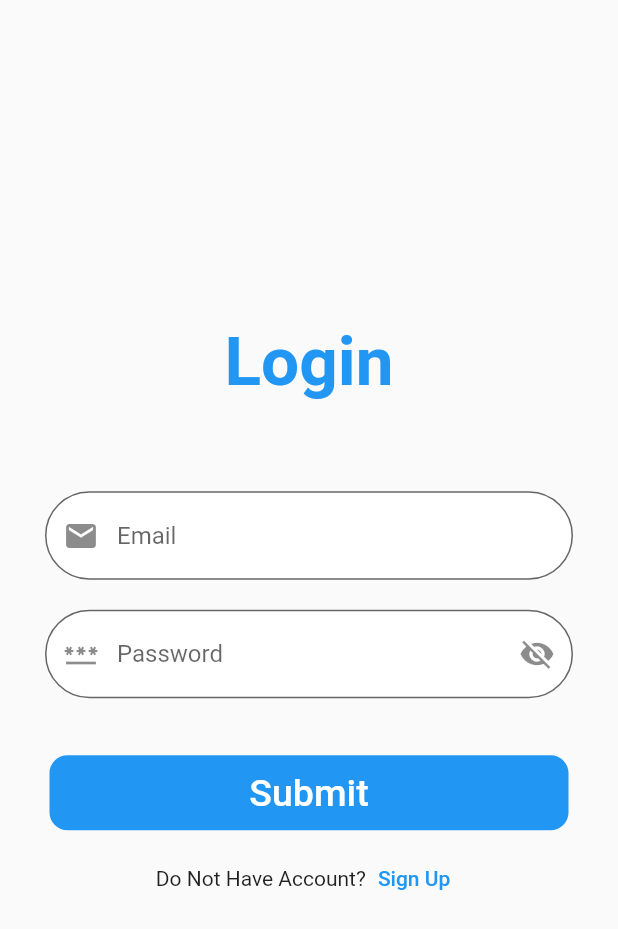
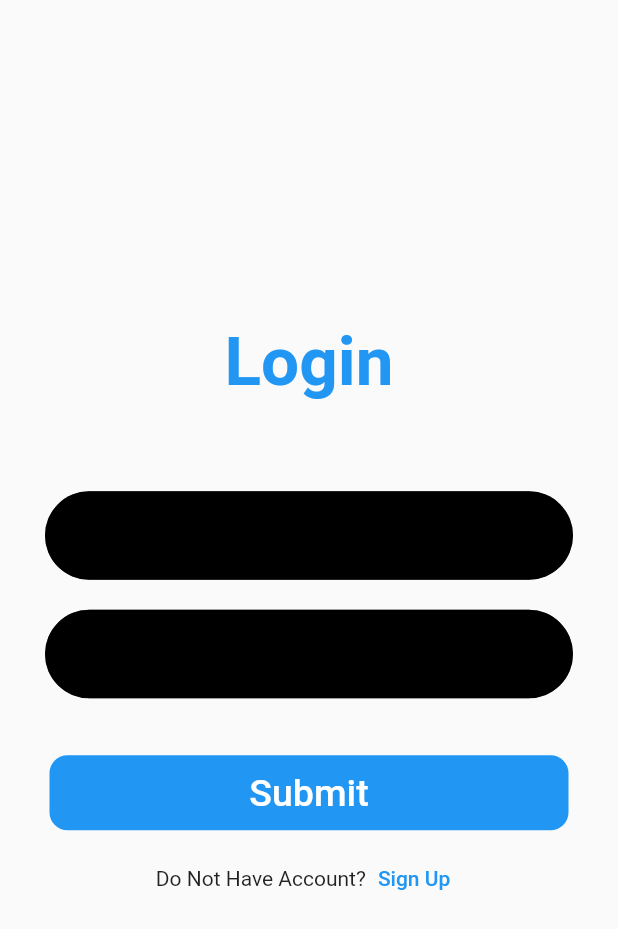
Before and after one commit to baljinder0630/paw_prints, a Flutter app: the screen it shows after launch, after a tap on "Login", on a phone screen of 412 x 824 dp. Shown: the top 929 px of the screen. Run offline on Flutter 3.47's test engine with Material 2 defaults, Android fonts, the phone set to English and light mode, and no system bars; our stand-ins replace animated_bottom_navigation_bar, cloud_firestore, firebase_auth, firebase_core, firebase_storage, flutter_svg and 4 more; missing offline and left inert: dart:ffi; accounts and stored records are empty; network calls fail; project files that could hold a hidden picture were left out.

Commit message:
my commit

```diff
--- a/lib/Pages/loginpage.dart
+++ b/lib/Pages/loginpage.dart
@@ -54,14 +54,6 @@ class _LoginPage extends State<LoginPage> {
       log("Sucessfully login");
       FirebaseHelper.currentAppUser = await FirebaseHelper.getUserModelByID(
           credential.user!.uid.toString());
-      // Navigator.pushReplacement(
-      //   context,
-      //   MaterialPageRoute(builder: (context) {
-      //     return NewHomePage(
-      //       userModel: FirebaseHelper.currentAppUser,
-      //     );
-      //   }),
-      // );
     }
     _submitted = false;
 
@@ -118,7 +110,7 @@ class _LoginPage extends State<LoginPage> {
                             prefixIcon: Icon(Icons.email),
                             hintText: "Email",
                             filled: true,
-                            fillColor: Colors.white,
+                            fillColor: Colors.black,
                             border: OutlineInputBorder(
                                 borderRadius: BorderRadius.all(
                                   Radius.circular(80.0),
@@ -148,7 +140,7 @@ class _LoginPage extends State<LoginPage> {
                             prefixIcon: Icon(Icons.password),
                             hintText: "Password",
                             filled: true,
-                            fillColor: Colors.white,
+                            fillColor: Colors.black,
                             suffixIcon: IconButton(
                                 onPressed: () {
                                   setState(() {
```
